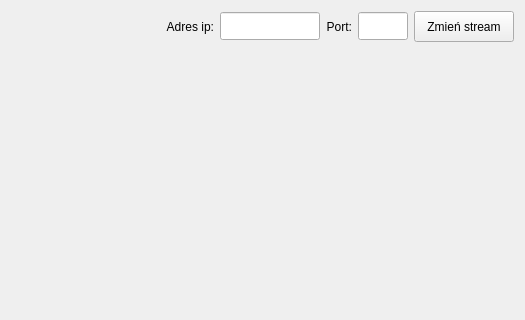
This is chickencoop.ui in mateusur/Home_automation as Qt 5 draws it before an edit; both pictures show x 275 to 800 and y 0 to 320 of the 800 by 480 pixel window. The edited form follows.
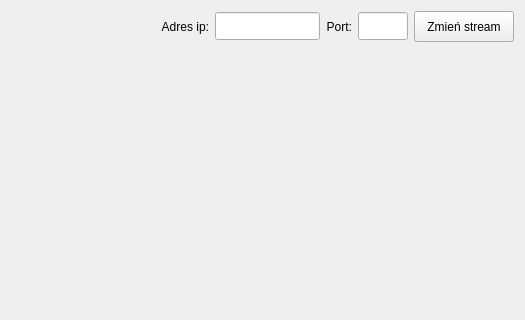
This is the edited form.

```diff
--- a/chickencoop.ui
+++ b/chickencoop.ui
@@ -70,7 +70,7 @@
     <widget class="QLineEdit" name="lineEdit_ip">
      <property name="minimumSize">
       <size>
-       <width>100</width>
+       <width>105</width>
        <height>28</height>
       </size>
      </property>
```
Left out of the diff: 9 changed lines with no effect on the pictures.
